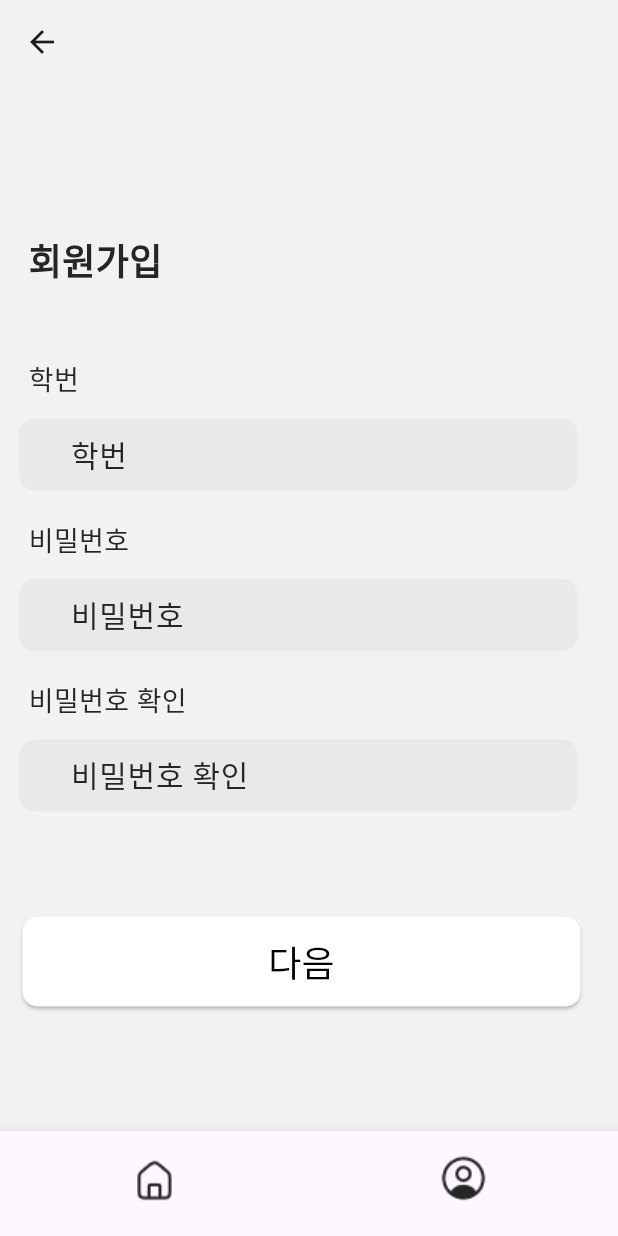
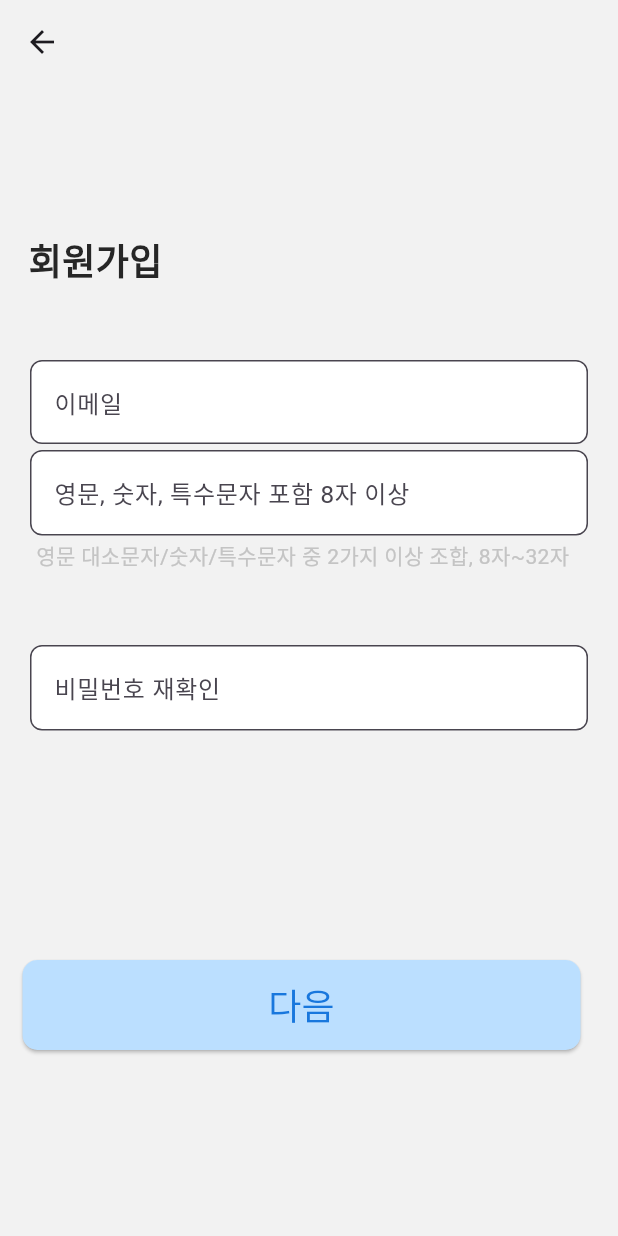
Before and after one commit to yoonjl23/PointCareer, a Flutter app: the screen it shows after launch, after a tap on "회원가입", on a phone screen of 412 x 824 dp. Run offline on Flutter 3.47's test engine with Material 3 defaults, Android fonts, the light colour scheme and no system bars; our stand-ins replace sqflite; accounts and stored records are empty.

Commit message:
3D 로고

```diff
--- a/pc/lib/screens/Home_screens.dart
+++ b/pc/lib/screens/Home_screens.dart
@@ -20,8 +20,19 @@ class _HomeScreensState extends State<HomeScreens> {
   @override
   Widget build(BuildContext context) {
     return Scaffold(
-      backgroundColor: Color(0xFFF2F2F2),
-      body: Column(
+      body: Container(
+        decoration: BoxDecoration(
+          gradient: RadialGradient(
+            center: Alignment(-0.3, -0.1),
+            radius: 1.5,
+            colors: [
+              Color(0xFF62B7FF).withOpacity(0.5),
+              Color(0xFFFFFFFF).withOpacity(0.5),
+              Color(0xFFFFDCB5).withOpacity(0.5),
+            ]
+          )
+        ),
+        child: Column(
           children: [
             const SizedBox(height: 50,),
             Row(
@@ -37,16 +48,60 @@ class _HomeScreensState extends State<HomeScreens> {
                 ),
               ],
             ), const SizedBox(height: 70,),
-          const Text("완벽한 졸업", style: TextStyle(
-            fontSize: 36, fontWeight: FontWeight.w800,
-          ),),
-          const Text ("완벽한 준비", style: TextStyle(fontSize: 36, fontWeight: FontWeight.w800,),),
+            const Text.rich(
+              TextSpan(
+                children: [
+                  TextSpan(
+                    text: "완벽한 ",
+                    style: TextStyle(
+                      fontSize: 40,
+                      fontWeight: FontWeight.w900,
+                      fontFamily: "Roboto",
+                      color: Color(0xFF262626),
+                    )
+                  ),
+                  TextSpan(
+                    text: "졸업",
+                    style: TextStyle(
+                      fontSize: 40,
+                      fontWeight: FontWeight.w900,
+                      fontFamily: "Roboto",
+                      color: Color(0xFF1877DD),
+                    )
+                  )
+                ]
+              )
+            ),
+            const Text.rich(
+              TextSpan(
+                children: [
+                  TextSpan(
+                    text: "완벽한 ",
+                    style: TextStyle(
+                      fontSize: 40,
+                      fontWeight: FontWeight.w900,
+                      fontFamily: "Roboto",
+                      color: Color(0xFF262626),
+                    )
+                  ),
+                  TextSpan(
+                    text: "준비",
+                    style: TextStyle(
+                      fontSize: 40,
+                      fontWeight: FontWeight.w900,
+                      fontFamily: "Roboto",
+                      color: Color(0xFF1877DD),
+                    )
+                  )
+                ]
+              )
+            ),
             const Text("나에게 딱 맞는 프로그램을 추천 받으세요!", style: TextStyle(
               fontSize: 20,
             ),),
             Padding(
               padding: const EdgeInsets.all(8.0),
-            child: Image.asset('assets/images/clouds.png', width: 300, height: 300,),
+              child: Image.asset('assets/images/3D_ICON1.png', width: 300, height: 300,),
             ),
             const SizedBox(height: 50,),
             const Text("KGU포인트를 채워야 하는 경기대생 대상", style: TextStyle(
@@ -58,6 +113,7 @@ class _HomeScreensState extends State<HomeScreens> {
           ],
 
         ),
+      ),
     );
   }
 }
--- a/pc/lib/screens/Login_screens.dart
+++ b/pc/lib/screens/Login_screens.dart
@@ -59,24 +59,7 @@ class _LoginScreensState extends State<LoginScreens> {
   Widget build(BuildContext context) {
     return Scaffold(
       backgroundColor: const Color(0xFFF2F2F2),
-      bottomNavigationBar: BottomNavigationBar(
-        currentIndex: 0,
-        onTap: (int index) {
-          print('탭 선택: $index');
-        },
-        showSelectedLabels: false,
-        showUnselectedLabels: false,
-        items: const [
-          BottomNavigationBarItem(
-            icon: Image(image: AssetImage('assets/images/Home.png'), width: 35, height: 35),
-            label: '',
-          ),
-          BottomNavigationBarItem(
-            icon: Image(image: AssetImage('assets/images/User_cicrle.png'), width: 35, height: 35),
-            label: '',
-          ),
-        ],
-      ),
+
       body: SingleChildScrollView(
         child: Column(
           children: [
@@ -97,12 +80,42 @@ class _LoginScreensState extends State<LoginScreens> {
             const SizedBox(height: 10),
 
             // 학번 입력
-            _buildInputField(studentIdController, Icons.person_outline, '학번(ID 입력)', false),
+            SizedBox(
+              width: 372,
+              height: 60,
+              child: TextFormField(
+                controller: studentIdController,
+                decoration: InputDecoration(
+                  hintText: 'sample@gmail.com',
+                  border: OutlineInputBorder(
+                    borderRadius: BorderRadius.circular(8),
+                  ),
+                  filled: true,
+                  fillColor: Colors.white,
+                ),
+                obscureText: false,
+              ),
+            ),
 
             const SizedBox(height: 10),
 
             // 비밀번호 입력
-            _buildInputField(passwordController, Icons.lock_outline, '비밀번호(password)', true),
+            SizedBox(
+              width: 372,
+              height: 60,
+              child: TextFormField(
+                controller: passwordController,
+                decoration: InputDecoration(
+                  hintText: '영문, 숫자, 특수문자 포함 8자 이상',
+                  border: OutlineInputBorder(
+                    borderRadius: BorderRadius.circular(8),
+                  ),
+                  filled: true,
+                  fillColor: Colors.white,
+                ),
+                obscureText: true,
+              ),
+            ),
 
             if (loginError != null)
               Padding(
@@ -128,7 +141,7 @@ class _LoginScreensState extends State<LoginScreens> {
               child: ElevatedButton(
                 onPressed: _login,
                 style: ElevatedButton.styleFrom(
-                  backgroundColor: const Color(0xFF555555),
+                  backgroundColor: const Color(0xFF1877DD),
                   shape: RoundedRectangleBorder(
                     borderRadius: BorderRadius.circular(10),
                   ),
@@ -139,6 +152,38 @@ class _LoginScreensState extends State<LoginScreens> {
                 ),
               ),
             ),
+
+            const SizedBox(height: 10,),
+
+            SizedBox(
+              width: 372,
+              height: 60,
+              child: ElevatedButton(
+                onPressed: () {
+                  Navigator.push(
+                    context,
+                    MaterialPageRoute(builder: (context) => const SignupScreens()),
+                  );
+                },
+                style: ElevatedButton.styleFrom(
+                  backgroundColor: const Color(0xFFF2F2F2),
+                  shape: RoundedRectangleBorder(
+                    borderRadius: BorderRadius.circular(10),
+                  ),
+                ),
+                child: const Text(
+                  '회원가입',
+                  style: TextStyle(
+                    fontSize: 18,
+                    color: Color(0xFF7B7B7B),
+                    fontFamily: 'Roboto',
+                    fontWeight: FontWeight.w600,
+                  ),
+                ),
+              ),
+            ),
+
+
 
             // 저장 및 회원가입
             Row(
@@ -161,23 +206,7 @@ class _LoginScreensState extends State<LoginScreens> {
                     ),
                   ),
                 ),
-                TextButton(
-                  onPressed: () {
-                    Navigator.push(
-                      context,
-                      MaterialPageRoute(builder: (context) => const SignupScreens()),
-                    );
-                  },
-                  child: const Text(
-                    "회원가입",
-                    style: TextStyle(
-                      fontSize: 16,
-                      fontFamily: 'Roboto',
-                      fontWeight: FontWeight.w600,
-                      color: Color(0xFF9D9D9D),
-                    ),
-                  ),
-                ),
+
               ],
             ),
 
--- a/pc/lib/screens/Phoneauth_screens.dart
+++ b/pc/lib/screens/Phoneauth_screens.dart
@@ -53,7 +53,7 @@ class _PhoneauthScreensState extends State<PhoneauthScreens> {
           children: [
             const SizedBox(height: 60),
             const Text(
-              "휴대폰 인증",
+              "이메일 인증",
               style: TextStyle(
                 fontSize: 24,
                 fontFamily: 'Roboto',
--- a/pc/lib/screens/Signup_screens.dart
+++ b/pc/lib/screens/Signup_screens.dart
@@ -118,32 +118,7 @@ class _SignupScreensState extends State<SignupScreens> {
         elevation: 0,
       ),
       backgroundColor: const Color(0xFFF2F2F2),
-      bottomNavigationBar: BottomNavigationBar(
-        currentIndex: 0,
-        onTap: (int index) {
-          print('탭 선택: $index');
-        },
-        showSelectedLabels: false,
-        showUnselectedLabels: false,
-        items: const [
-          BottomNavigationBarItem(
-            icon: Image(
-              image: AssetImage('assets/images/Home.png'),
-              width: 35,
-              height: 35,
-            ),
-            label: '',
-          ),
-          BottomNavigationBarItem(
-            icon: Image(
-              image: AssetImage('assets/images/User_cicrle.png'),
-              width: 35,
-              height: 35,
-            ),
-            label: '',
-          ),
-        ],
-      ),
+
       body: SingleChildScrollView(
         padding: const EdgeInsets.symmetric(vertical: 30),
         child: Form(
@@ -165,31 +140,80 @@ class _SignupScreensState extends State<SignupScreens> {
                 ),
               ),
               const SizedBox(height: 50),
-              _buildLabel("학번"),
-              _buildTextField(
-                label: "학번",
+
+              Padding(
+                padding: const EdgeInsets.only(left: 20),
+                child: SizedBox(
+                  width: 372,
+                  height: 60,
+                  child: TextFormField(
                     controller: idController,
                     validator: (value) =>
-                    value == null || value.trim().isEmpty ? '학번을 입력하세요.' : null,
+                      value == null || value.trim().isEmpty ? '이메일을 입력하세요' : null,
+                    decoration: InputDecoration(
+                      hintText: '이메일',
+                      border: OutlineInputBorder(
+                        borderRadius: BorderRadius.circular(8),
                       ),
-              _buildLabel("비밀번호"),
-              _buildTextField(
-                label: "비밀번호",
+                      filled: true,
+                      fillColor: Colors.white,
+                    ),
+                  ),
+                ),
+              ),
+              Padding(
+                padding: const EdgeInsets.only(left: 20),
+                child: SizedBox(
+                  width: 372,
+                  height: 60,
+                  child: TextFormField(
                     controller: passwordController,
-                obscure: true,
                     validator: (value) =>
-                    value == null || value.isEmpty ? '비밀번호를 입력하세요.' : null,
+                      value == null || value.trim().isEmpty ? '비밀번호를 입력하세요' : null,
+                    decoration: InputDecoration(
+                      hintText: '영문, 숫자, 특수문자 포함 8자 이상',
+                      border: OutlineInputBorder(
+                        borderRadius: BorderRadius.circular(8),
                       ),
-              _buildLabel("비밀번호 확인"),
-              _buildTextField(
-                label: "비밀번호 확인",
+                      filled: true,
+                      fillColor: Colors.white,
+                    ),
+                  ),
+                ),
+              ),
+              Padding(
+                padding: const EdgeInsets.only(left: 24),
+                child: const Text('영문 대소문자/숫자/특수문자 중 2가지 이상 조합, 8자~32자',
+                style: TextStyle(
+                  fontSize: 14,
+                  fontFamily: "Roboto",
+                  fontWeight: FontWeight.w400,
+                  color: Color(0xFFC4C4C4)
+                ),),
+              ),
+
+              const SizedBox(height: 50,),
+              Padding(
+                padding: const EdgeInsets.only(left: 20),
+                child: SizedBox(
+                  width: 372,
+                  height: 60,
+                  child: TextFormField(
                     controller: confirmPasswordController,
-                obscure: true,
-                errorText: passwordError,
                     validator: (value) =>
-                    value == null || value.isEmpty ? '비밀번호 확인을 입력하세요.' : null,
+                      value == null || value.trim().isEmpty ? '비밀번호를 입력하세요' : null,
+                    decoration: InputDecoration(
+                      hintText: '비밀번호 재확인',
+                      border: OutlineInputBorder(
+                        borderRadius: BorderRadius.circular(8),
                       ),
-              const SizedBox(height: 50),
+                      filled: true,
+                      fillColor: Colors.white,
+                    ),
+                  ),
+                ),
+              ),
+              const SizedBox(height: 150),
               Padding(
                 padding: const EdgeInsets.symmetric(horizontal: 15),
                 child: SizedBox(
@@ -198,7 +222,7 @@ class _SignupScreensState extends State<SignupScreens> {
                   child: ElevatedButton(
                     onPressed: _goToTermsPage,
                     style: ElevatedButton.styleFrom(
-                      backgroundColor: Colors.white,
+                      backgroundColor: Color(0xFFBBDFFF),
                       shape: RoundedRectangleBorder(
                         borderRadius: BorderRadius.circular(10),
                       ),
@@ -207,7 +231,7 @@ class _SignupScreensState extends State<SignupScreens> {
                       '다음',
                       style: TextStyle(
                         fontSize: 24,
-                        color: Colors.black,
+                        color: Color(0xFF1877DD),
                       ),
                     ),
                   ),
--- a/pc/lib/screens/Terms_screens.dart
+++ b/pc/lib/screens/Terms_screens.dart
@@ -13,7 +13,6 @@ class _TermsScreensState extends State<TermsScreens> {
   bool allAgree = false;
   bool termAgree = false;
   bool priaccyAgree = false;
-  bool fourteenAgree = false;
   bool marketingAgree = false;
 
   String? errorMessage;
@@ -23,20 +22,19 @@ class _TermsScreensState extends State<TermsScreens> {
       allAgree = value ?? false;
       termAgree = allAgree;
       priaccyAgree = allAgree;
-      fourteenAgree = allAgree;
       marketingAgree = allAgree;
     });
   }
 
   void _toggleEach() {
     setState(() {
-      allAgree = termAgree && priaccyAgree && fourteenAgree && marketingAgree;
+      allAgree = termAgree && priaccyAgree && marketingAgree;
     });
   }
 
   void _onAgreePressed() {
     setState(() {
-      if (!termAgree || !priaccyAgree || !fourteenAgree) {
+      if (!termAgree || !priaccyAgree) {
         errorMessage = '필수 약관에 모두 동의해야 합니다.';
       } else {
         errorMessage = null;
@@ -130,7 +128,7 @@ class _TermsScreensState extends State<TermsScreens> {
             const Divider(thickness: 1, height: 30, color: Colors.grey),
 
             _buildCheckRow(
-              label: '(필수) 서비스 이용약관 동의',
+              label: '이용약관(필수)',
               value: termAgree,
               onChanged: (val) {
                 setState(() {
@@ -143,7 +141,7 @@ class _TermsScreensState extends State<TermsScreens> {
             ),
 
             _buildCheckRow(
-              label: '(필수) 개인정보 수집 및 이용에 대한 동의',
+              label: '개인정보 수집 및 이용 동의(필수수)',
               value: priaccyAgree,
               onChanged: (val) {
                 setState(() {
@@ -153,19 +151,6 @@ class _TermsScreensState extends State<TermsScreens> {
               },
               dialogTitle: '개인정보 수집 및 이용',
               dialogContent: '개인정보 수집 및 이용에 대한 동의 내용입니다.',
-            ),
-
-            _buildCheckRow(
-              label: '(필수) 만 14세 이상입니다',
-              value: fourteenAgree,
-              onChanged: (val) {
-                setState(() {
-                  fourteenAgree = val ?? false;
-                  _toggleEach();
-                });
-              },
-              dialogTitle: '만 14세 이상 확인',
-              dialogContent: '서비스 이용을 위해 만 14세 이상이어야 합니다.',
             ),
 
             _buildCheckRow(
```
Also changed, not shown: pc/assets/images/3D_ICON1.png (added). Lines whose indentation alone changed are shown as unchanged.
